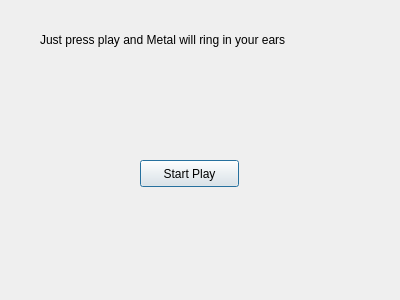
Qt form japrp/japrb.ui (Banjio/japrp) before a commit.
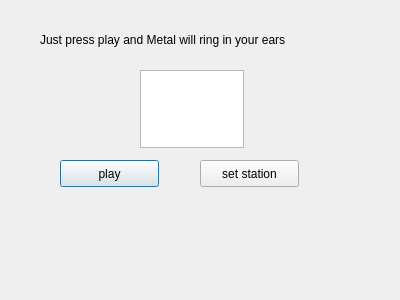
The same form after that commit. Icons and pictures are not drawn.

The edit to the form file:
```diff
--- a/japrp/japrb.ui
+++ b/japrp/japrb.ui
@@ -26,17 +26,43 @@
     <string>Just press play and Metal will ring in your ears</string>
    </property>
   </widget>
-  <widget class="QPushButton" name="pushButton">
+  <widget class="QPushButton" name="playBtn">
+   <property name="geometry">
+    <rect>
+     <x>60</x>
+     <y>160</y>
+     <width>99</width>
+     <height>27</height>
+    </rect>
+   </property>
+   <property name="text">
+    <string>play</string>
+   </property>
+   <property name="icon">
+    <iconset theme="SP_MediaPlay"/>
+   </property>
+  </widget>
+  <widget class="QTextEdit" name="enterUrl">
    <property name="geometry">
     <rect>
      <x>140</x>
+     <y>70</y>
+     <width>104</width>
+     <height>78</height>
+    </rect>
+   </property>
+  </widget>
+  <widget class="QPushButton" name="setBtn">
+   <property name="geometry">
+    <rect>
+     <x>200</x>
      <y>160</y>
      <width>99</width>
      <height>27</height>
     </rect>
    </property>
    <property name="text">
-    <string>Start Play</string>
+    <string>set station</string>
    </property>
   </widget>
  </widget>
```
